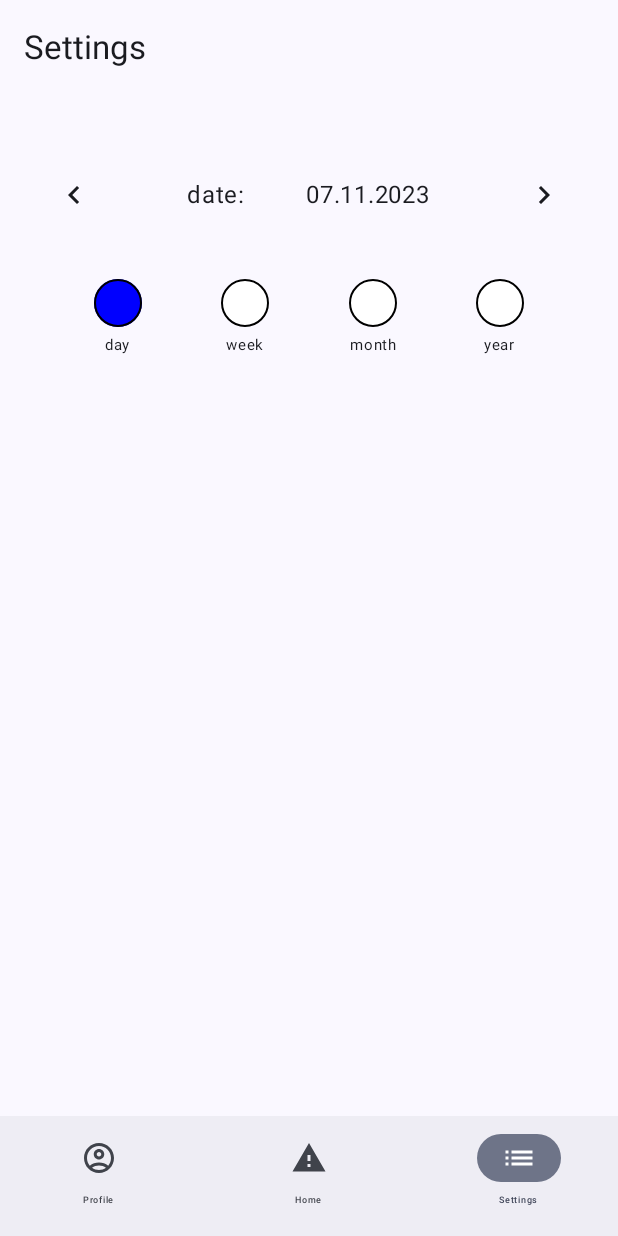
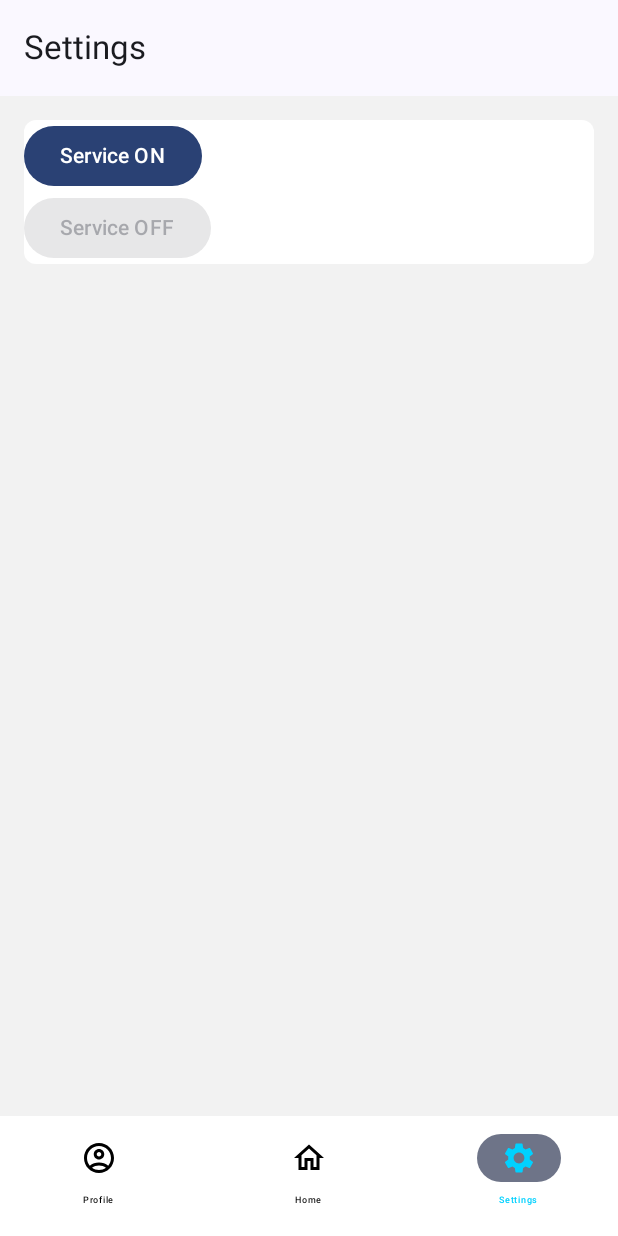
Before and after one commit to vanchess-git/EnergyWise, an Android app built with Jetpack Compose: the screen it shows after launch (MainActivity), item 3 of the bottom bar chosen, on a phone screen of 412 x 824 dp. Run offline under Robolectric (Android 15) with nearby library versions, the phone set to English and light mode, and no system bars.

Commit message:
Service can be launched, Context for it is still a question

```diff
--- a/app/build.gradle.kts
+++ b/app/build.gradle.kts
@@ -72,6 +72,10 @@ dependencies {
     implementation("androidx.navigation:navigation-compose:2.4.0")
 //    viewmodel
     implementation ("androidx.lifecycle:lifecycle-viewmodel-ktx:2.6.2")
+//    coroutine
+    implementation ("org.jetbrains.kotlinx:kotlinx-coroutines-core:1.5.2")
+
+
     testImplementation("junit:junit:4.13.2")
     androidTestImplementation("androidx.test.ext:junit:1.1.5")
     androidTestImplementation("androidx.test.espresso:espresso-core:3.5.1")
--- a/app/src/main/AndroidManifest.xml
+++ b/app/src/main/AndroidManifest.xml
@@ -25,6 +25,7 @@
                 <category android:name="android.intent.category.LAUNCHER" />
             </intent-filter>
         </activity>
+        <service android:name=".NotificationService"/>
     </application>
 
 </manifest>
--- a/app/src/main/java/com/example/energywizeapp/MainActivity.kt
+++ b/app/src/main/java/com/example/energywizeapp/MainActivity.kt
@@ -33,6 +33,8 @@ import com.example.energywizeapp.ui.composables.TimeFramePlusMinus
 import com.example.energywizeapp.ui.navigation.mainNavigator.MainNavigator
 import com.example.energywizeapp.ui.theme.EnergyWizeAppTheme
 
+// TODO service can be launched, but it is not aware of correct instancing
+// TODO handle Context related stuff
 class MainActivity : ComponentActivity() {
     override fun onCreate(savedInstanceState: Bundle?) {
         super.onCreate(savedInstanceState)
--- a/app/src/main/java/com/example/energywizeapp/ui/composables/TimeFramePlusMinus.kt
+++ b/app/src/main/java/com/example/energywizeapp/ui/composables/TimeFramePlusMinus.kt
@@ -90,6 +90,7 @@ private fun SelectedDay(
     Surface(
         modifier = modifier
             .fillMaxWidth(),
+        color = Color(0x00000000),
     ) {
         Row(
             modifier = Modifier
@@ -113,7 +114,6 @@ private fun SelectedDay(
                 verticalAlignment = Alignment.CenterVertically,
                 horizontalArrangement = Arrangement.SpaceEvenly,
             ) {
-                Text(text = "date: ")
                 Text(text = dateFormat.format(time).toString())
             }
             IconButton(
@@ -145,6 +145,7 @@ private fun SelectedWeek(
     Surface(
         modifier = modifier
             .fillMaxWidth(),
+        color = Color(0x00000000),
     ) {
         Row(
             modifier = Modifier
@@ -168,7 +169,6 @@ private fun SelectedWeek(
                 verticalAlignment = Alignment.CenterVertically,
                 horizontalArrangement = Arrangement.SpaceEvenly,
             ) {
-                Text(text = "week:")
                 Text(text = calendar.get(Calendar.WEEK_OF_YEAR).toString())
                 Text(text = dateFormat.format(time).toString())
             }
@@ -202,6 +202,7 @@ private fun SelectedMonth(
     Surface(
         modifier = modifier
             .fillMaxWidth(),
+        color = Color(0x00000000),
     ) {
         Row(
             modifier = Modifier
@@ -256,6 +257,7 @@ private fun SelectedYear(
     Surface(
         modifier = modifier
             .fillMaxWidth(),
+        color = Color(0x00000000),
     ) {
         Row(
             modifier = Modifier
@@ -279,7 +281,6 @@ private fun SelectedYear(
                 verticalAlignment = Alignment.CenterVertically,
                 horizontalArrangement = Arrangement.SpaceEvenly,
             ) {
-                Text(text = "year:")
                 Text(text = dateFormat.format(time).toString())
             }
             IconButton(
--- a/app/src/main/java/com/example/energywizeapp/ui/composables/timeFrameType/TimeFrameTypeCard.kt
+++ b/app/src/main/java/com/example/energywizeapp/ui/composables/timeFrameType/TimeFrameTypeCard.kt
@@ -18,7 +18,7 @@ import androidx.compose.ui.unit.sp
 
 private fun selectedColor(index: Int, selectedTimeTypeIndex: Int): Color {
     if (index == selectedTimeTypeIndex) {
-        return Color(0xff0000ff)
+        return Color(0xFF00D1FF)
     } else {
         return Color(0xffffffff)
     }
--- a/app/src/main/java/com/example/energywizeapp/ui/composables/timeFrameType/TimeFrameTypeSelector.kt
+++ b/app/src/main/java/com/example/energywizeapp/ui/composables/timeFrameType/TimeFrameTypeSelector.kt
@@ -1,5 +1,6 @@
 package com.example.energywizeapp.ui.composables.timeFrameType
 
+import androidx.compose.foundation.background
 import androidx.compose.foundation.border
 import androidx.compose.foundation.layout.Arrangement
 import androidx.compose.foundation.layout.Row
@@ -30,6 +31,7 @@ fun TimeFrameTypeSelector(
     Surface(
         modifier = modifier
             .fillMaxWidth(),
+        color = Color(0x00000000)
     ) {
         Row(
             modifier = Modifier
--- a/app/src/main/java/com/example/energywizeapp/ui/navigation/mainNavigator/MainNavigator.kt
+++ b/app/src/main/java/com/example/energywizeapp/ui/navigation/mainNavigator/MainNavigator.kt
@@ -2,19 +2,28 @@
 
 package com.example.energywizeapp.ui.navigation.mainNavigator
 
+import android.view.Surface
+import androidx.compose.foundation.background
+import androidx.compose.foundation.layout.fillMaxSize
 import androidx.compose.foundation.layout.padding
 import androidx.compose.material.icons.Icons
 import androidx.compose.material.icons.filled.AccountCircle
+import androidx.compose.material.icons.filled.Home
 import androidx.compose.material.icons.filled.List
+import androidx.compose.material.icons.filled.Settings
 import androidx.compose.material.icons.filled.Warning
 import androidx.compose.material.icons.outlined.AccountCircle
+import androidx.compose.material.icons.outlined.Home
 import androidx.compose.material.icons.outlined.List
+import androidx.compose.material.icons.outlined.Settings
 import androidx.compose.material.icons.outlined.Warning
 import androidx.compose.material3.Badge
 import androidx.compose.material3.BadgedBox
 import androidx.compose.material3.ExperimentalMaterial3Api
 import androidx.compose.material3.Icon
+import androidx.compose.material3.IconButton
 import androidx.compose.material3.NavigationBar
+import androidx.compose.material3.NavigationBarDefaults
 import androidx.compose.material3.NavigationBarItem
 import androidx.compose.material3.Scaffold
 import androidx.compose.material3.Text
@@ -25,12 +34,15 @@ import androidx.compose.runtime.mutableStateOf
 import androidx.compose.runtime.saveable.rememberSaveable
 import androidx.compose.runtime.setValue
 import androidx.compose.ui.Modifier
+import androidx.compose.ui.graphics.Color
 import androidx.compose.ui.unit.sp
 import androidx.navigation.compose.NavHost
 import androidx.navigation.compose.composable
 import androidx.navigation.compose.rememberNavController
 import com.example.energywizeapp.ui.screens.home.HomeView
 import com.example.energywizeapp.ProfileDetails
+import com.example.energywizeapp.ui.screens.mainView.HomeView
+import com.example.energywizeapp.ui.screens.settingsView.SettingsView
 import com.example.energywizeapp.ui.screens.testView.TestView
 
 @Composable
@@ -59,8 +71,32 @@ fun MainNavigator(
         ),
         MainNavItem(
             title = "Home",
-            selectedIcon = Icons.Filled.Warning,
-            unselectedIcon = Icons.Outlined.Warning,
+            selectedIcon = Icons.Filled.Home,
+            unselectedIcon = Icons.Outlined.Home,
+            hasNews = false,
+            route = "home",
+        ),
+        MainNavItem(
+            title = "Settings",
+            selectedIcon = Icons.Filled.Settings,
+            unselectedIcon = Icons.Outlined.Settings,
+            hasNews = false,
+            route = "settings",
+        ),
+    )
+
+    val topNavItems = listOf(
+        MainNavItem(
+            title = "Profile",
+            selectedIcon = Icons.Filled.List,
+            unselectedIcon = Icons.Outlined.List,
+            hasNews = false,
+            route = "profile",
+        ),
+        MainNavItem(
+            title = "Home",
+            selectedIcon = Icons.Filled.List,
+            unselectedIcon = Icons.Outlined.List,
             hasNews = false,
             route = "home",
         ),
@@ -79,6 +115,11 @@ fun MainNavigator(
     var selectedItemIndex by rememberSaveable {
         mutableStateOf(1)
     }
+
+    var selectedTopNavItem by rememberSaveable {
+        mutableStateOf(1)
+    }
+
     Scaffold(
         topBar = {
             TopAppBar(
@@ -88,7 +129,38 @@ fun MainNavigator(
                 // if we end up going for a nav drawer, it should open up with the icon below.
                 // or we could set this icon to show the selectedItem icon or just some generic
                 // app logo.
-                navigationIcon = { }
+                navigationIcon = {},
+                actions = {
+                    if (selectedItemIndex == 1) {
+                        topNavItems.forEachIndexed { index, item ->
+                            IconButton(
+                                onClick = { selectedTopNavItem = index }
+                            ) {
+                                BadgedBox(
+                                    badge = {
+                                        if (item.badgeCount != null) {
+                                            Badge {
+                                                Text(text = item.badgeCount.toString())
+                                            }
+                                        } else if(item.hasNews) {
+                                            Badge()
+                                        }
+                                    }
+                                ) {
+                                    Icon(
+                                        imageVector = if (index == selectedTopNavItem) {
+                                            item.selectedIcon
+                                        } else item.unselectedIcon,
+                                        contentDescription = item.title,
+                                        tint = if (index == selectedTopNavItem) {
+                                            Color(0xFF00D1FF)
+                                        } else Color(0xff000000),
+                                    )
+                                }
+                            }
+                        }
+                    }
+                }
             )
         },
 
@@ -99,7 +171,10 @@ fun MainNavigator(
          *       changes withing the nov route.
          * */
         bottomBar = {
-            NavigationBar() {
+            NavigationBar(
+                containerColor = Color(0xffffffff),
+
+            ) {
                 items.forEachIndexed { index, item ->
                     NavigationBarItem(
                         selected = selectedItemIndex == index,
@@ -111,6 +186,9 @@ fun MainNavigator(
                             Text(
                                 text = item.title,
                                 fontSize = 6.sp,
+                                color = if (index == selectedItemIndex) {
+                                    Color(0xFF00D1FF)
+                                } else Color(0xff000000),
                             )
                         },
                         icon = {
@@ -118,7 +196,7 @@ fun MainNavigator(
                                 badge = {
                                     if (item.badgeCount != null) {
                                         Badge {
-                                            Text(text = item.badgeCount.toString())
+                                            Text(text = item.badgeCount.toString(),)
                                         }
                                     } else if(item.hasNews) {
                                         Badge()
@@ -129,7 +207,10 @@ fun MainNavigator(
                                     imageVector = if (index == selectedItemIndex) {
                                         item.selectedIcon
                                     } else item.unselectedIcon,
-                                    contentDescription = item.title
+                                    contentDescription = item.title,
+                                    tint = if (index == selectedItemIndex) {
+                                        Color(0xFF00D1FF)
+                                    } else Color(0xff000000),
                                 )
                             }
                         }
@@ -138,13 +219,18 @@ fun MainNavigator(
             }
         }
     ) {innerPadding ->
-        NavHost(navController = navController, startDestination = "home", Modifier.padding(innerPadding)) {
+        NavHost(
+            navController = navController,
+            startDestination = "home",
+            Modifier
+                .padding(innerPadding)
+                .background(color = Color(0xffF2F2F2))
+                .fillMaxSize(),
+        ) {
             composable("profile") { ProfileDetails() }
             // Function added here only for demonstrating purpose, will be deleted later from here and will be called from ProfileView
-            composable("home") { HomeView() }
-            composable("settings") { /*TODO: call the proper view composable */
-                TestView()
-            }
+            composable("home") { HomeView(selectedTopNavIndex = selectedTopNavItem) }
+            composable("settings") { SettingsView() }
         }
     }
 }
--- /dev/null
+++ b/app/src/main/java/com/example/energywizeapp/ui/screens/mainView/HomeView.kt
@@ -0,0 +1,70 @@
+package com.example.energywizeapp.ui.screens.mainView
+
+import androidx.compose.foundation.BorderStroke
+import androidx.compose.foundation.layout.Column
+import androidx.compose.foundation.layout.Spacer
+import androidx.compose.foundation.layout.fillMaxSize
+import androidx.compose.foundation.layout.fillMaxWidth
+import androidx.compose.foundation.layout.height
+import androidx.compose.foundation.layout.padding
+import androidx.compose.foundation.shape.RoundedCornerShape
+import androidx.compose.material3.Surface
+import androidx.compose.runtime.Composable
+import androidx.compose.runtime.collectAsState
+import androidx.compose.runtime.getValue
+import androidx.compose.ui.Modifier
+import androidx.compose.ui.graphics.Color
+import androidx.compose.ui.tooling.preview.Preview
+import androidx.compose.ui.unit.dp
+import androidx.lifecycle.viewmodel.compose.viewModel
+import com.example.energywizeapp.ui.composables.TimeFramePlusMinus
+import com.example.energywizeapp.ui.composables.timeFrameType.TimeFrameTypeSelector
+
+@Preview(
+    showBackground = true
+)
+@Composable
+fun HomeView(
+    modifier: Modifier = Modifier,
+    homeViewModel: HomeViewModel = viewModel(),
+    selectedTopNavIndex: Int = 1,
+) {
+    val selectedTimeTypeIndex by homeViewModel.selectedTimeTypeIndex.collectAsState()
+    val listOfTimeTypes by homeViewModel.listOfTimeTypes.collectAsState()
+    val calendar by homeViewModel.calendar.collectAsState()
+    val time by homeViewModel.time.collectAsState()
+    val timeIncrement: () -> Unit = { homeViewModel.timeIncrement() }
+    val timeDecrement: () -> Unit = { homeViewModel.timeDecrement() }
+
+
+    Column(
+        modifier = Modifier
+            .fillMaxSize(),
+    ) {
+        Surface(
+            modifier = Modifier
+                .fillMaxWidth()
+                .padding(16.dp),
+            color = Color(0xffffffff),
+            shape = RoundedCornerShape(size = 8.dp)
+        ) {
+            Column {
+                Spacer(modifier = Modifier.height(8.dp))
+                TimeFramePlusMinus(
+                    timeFrameType = listOfTimeTypes[selectedTimeTypeIndex],
+                    decrement = timeDecrement,
+                    increment = timeIncrement,
+                    time = time,
+                    calendar = calendar,
+                )
+                Spacer(modifier = Modifier.height(16.dp))
+                TimeFrameTypeSelector(
+                    listOfTimeTypes = listOfTimeTypes,
+                    selectedTimeTypeIndex = selectedTimeTypeIndex,
+                    onClick = { index -> homeViewModel.setTimeTypeIndex(index)}
+                )
+                Spacer(modifier = Modifier.height(8.dp))
+            }
+        }
+    }
+}
--- /dev/null
+++ b/app/src/main/java/com/example/energywizeapp/ui/screens/settingsView/SettingsView.kt
@@ -0,0 +1,65 @@
+package com.example.energywizeapp.ui.screens.settingsView
+
+import android.content.Context
+import androidx.compose.foundation.layout.Column
+import androidx.compose.foundation.layout.fillMaxSize
+import androidx.compose.foundation.layout.fillMaxWidth
+import androidx.compose.foundation.layout.padding
+import androidx.compose.foundation.shape.RoundedCornerShape
+import androidx.compose.material3.Button
+import androidx.compose.material3.Surface
+import androidx.compose.material3.Text
+import androidx.compose.runtime.Composable
+import androidx.compose.runtime.collectAsState
+import androidx.compose.runtime.getValue
+import androidx.compose.runtime.setValue
+import androidx.compose.ui.Modifier
+import androidx.compose.ui.graphics.Color
+import androidx.compose.ui.platform.LocalContext
+import androidx.compose.ui.tooling.preview.Preview
+import androidx.compose.ui.unit.dp
+import androidx.lifecycle.viewmodel.compose.viewModel
+
+@Preview(
+    showBackground = true
+)
+@Composable
+fun SettingsView(
+    modifier: Modifier = Modifier,
+    settingsViewModel: SettingsViewModel = viewModel(),
+) {
+    val context = LocalContext.current
+    val isServiceRunning by settingsViewModel.isServiceRunning.collectAsState()
+
+    Column(
+        modifier = Modifier
+            .fillMaxSize(),
+    ) {
+        Surface(
+            modifier = Modifier
+                .fillMaxWidth()
+                .padding(16.dp),
+            color = Color(0xffffffff),
+            shape = RoundedCornerShape(size = 8.dp)
+        ) {
+            Column {
+                Button(
+                    onClick = {
+                        settingsViewModel.startService(context)
+                    },
+                    enabled = !isServiceRunning
+                ) {
+                    Text(text = "Service ON")
+                }
+                Button(
+                    onClick = {
+                        settingsViewModel.stopService(context)
+                    },
+                    enabled = isServiceRunning
+                ) {
+                    Text(text = "Service OFF")
+                }
+            }
+        }
+    }
+}
--- /dev/null
+++ b/app/src/main/java/com/example/energywizeapp/ui/screens/settingsView/SettingsViewModel.kt
@@ -0,0 +1,35 @@
+package com.example.energywizeapp.ui.screens.settingsView
+
+import android.content.Context
+import android.content.Intent
+import androidx.core.content.ContextCompat
+import androidx.lifecycle.ViewModel
+import com.example.energywizeapp.NotificationService
+import kotlinx.coroutines.flow.MutableStateFlow
+import kotlinx.coroutines.flow.StateFlow
+import kotlinx.coroutines.flow.asStateFlow
+
+class SettingsViewModel : ViewModel() {
+    private val _isServiceRunning = MutableStateFlow(false)
+    val isServiceRunning: StateFlow<Boolean> = _isServiceRunning.asStateFlow()
+
+    fun startService(context: Context) {
+        // Implement code to start the service here
+        _isServiceRunning.value = true
+        println("hola ${_isServiceRunning.value}")
+
+        // Start the service using an Intent
+        val serviceIntent = Intent(context, NotificationService::class.java)
+        ContextCompat.startForegroundService(context, serviceIntent)
+    }
+
+    fun stopService(context: Context) {
+        // Implement code to stop the service here
+        _isServiceRunning.value = false
+        println("hola ${_isServiceRunning.value}")
+
+        // Stop the service using an Intent
+        val serviceIntent = Intent(context, NotificationService::class.java)
+        context.stopService(serviceIntent)
+    }
+}
```
Also changed, not shown: app/src/main/java/com/example/energywizeapp/NotificationService.kt (added, +28 -0 lines), app/src/main/java/com/example/energywizeapp/ui/screens/mainView/HomeViewModel.kt (added, +122 -0 lines).
